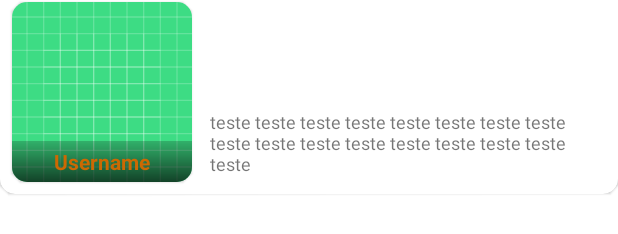
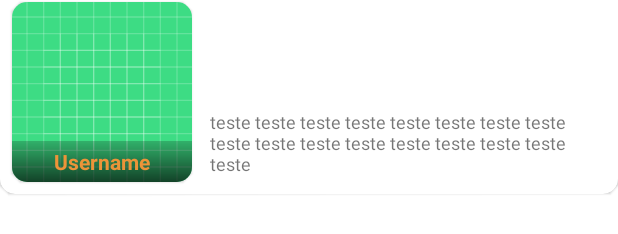
Before and after one commit to andreicampigotto/GitHubRepositories, an Android app: the layout item_pull.xml on its own in the app's theme, with its tools: preview values and no code run, on a phone screen of 412 x 824 dp. Shown: the part 82-316 px from the top of the screen. Run offline under Robolectric (Android 15) with nearby library versions, the phone set to English and light mode, and no system bars; network calls fail.

Commit message:
Ajustes de layout

```diff
--- a/app/src/main/res/values/colors.xml
+++ b/app/src/main/res/values/colors.xml
@@ -8,5 +8,5 @@
     <color name="black">#FF000000</color>
     <color name="white">#FFFFFFFF</color>
     <color name="yellow">#FBC215</color>
-    <color name="orange">#CC6903</color>
+    <color name="orange">#EC9439</color>
 </resources>
```
